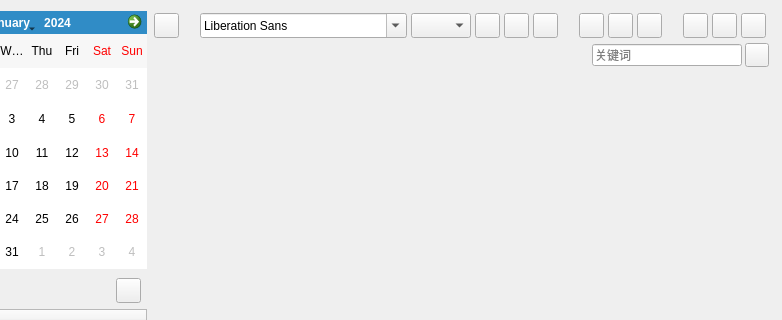
WatsonJay/tomato_farm, file gui/memoWidget.ui: the form before one commit; both pictures show x 104 to 886 and y 0 to 320 of the 886 by 541 pixel window.
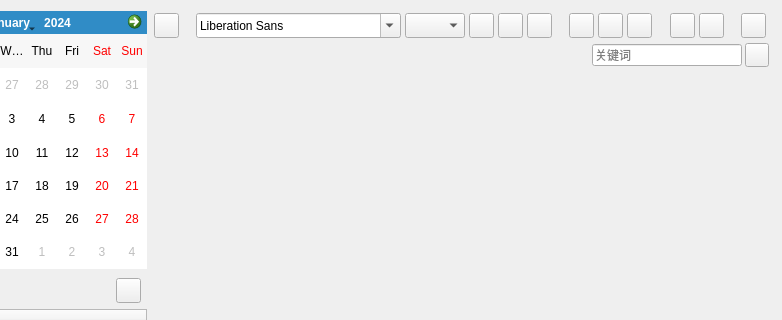
The form after the commit. Icons and pictures are not drawn.

Diff of the .ui file:
```diff
--- a/gui/memoWidget.ui
+++ b/gui/memoWidget.ui
@@ -432,6 +432,19 @@
           </property>
          </widget>
         </item>
+        <item>
+         <spacer name="horizontalSpacer_6">
+          <property name="orientation">
+           <enum>Qt::Horizontal</enum>
+          </property>
+          <property name="sizeHint" stdset="0">
+           <size>
+            <width>40</width>
+            <height>20</height>
+           </size>
+          </property>
+         </spacer>
+        </item>
         <item>
          <widget class="QPushButton" name="pushButton_10">
           <property name="minimumSize">
```
Left out of the diff: 7 changed lines with no effect on the pictures.
